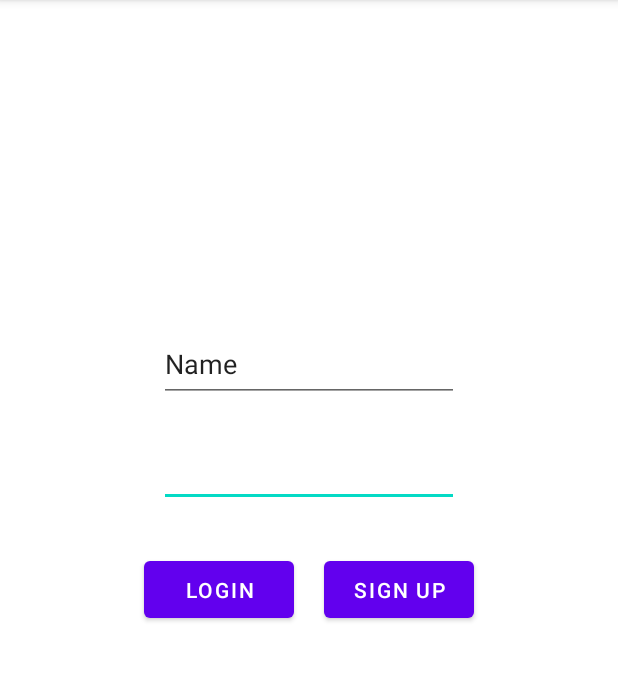
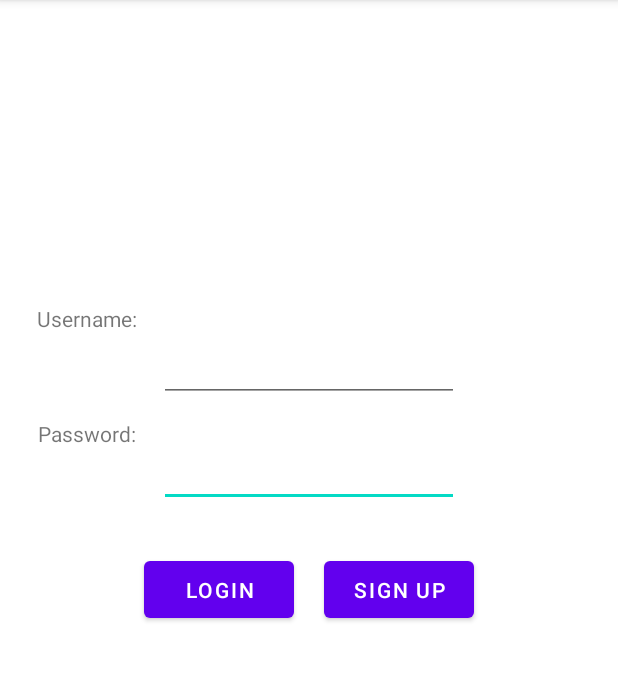
Before and after one commit to Vulth01/OPSC_POE, an Android app: the screen it shows after launch (ProfileActivity), on a phone screen of 412 x 824 dp, the part 84-765 px from its top. Run offline under Robolectric (Android 15) with nearby library versions, the phone set to English and light mode, and no system bars; our stand-ins replace Firebase (no records; nobody signed in at launch, a user with empty details on screens opened directly).

Commit message:
Update activity_profile.xml

```diff
--- a/app/src/main/res/layout/activity_profile.xml
+++ b/app/src/main/res/layout/activity_profile.xml
@@ -5,7 +5,6 @@
     android:layout_width="match_parent"
     android:layout_height="match_parent"
     tools:context=".ProfileActivity">
-
 
 
     <EditText
@@ -19,7 +18,8 @@
         android:visibility="visible"
         app:layout_constraintBottom_toBottomOf="parent"
         app:layout_constraintLeft_toLeftOf="parent"
-        app:layout_constraintRight_toRightOf="parent" />
+        app:layout_constraintRight_toRightOf="parent"
+        tools:ignore="SpeakableTextPresentCheck" />
 
     <EditText
         android:id="@+id/edtUsername"
@@ -27,13 +27,13 @@
         android:layout_height="50dp"
         android:ems="10"
         android:inputType="textPersonName"
-        android:text="Name"
         android:translationX="0dp"
         android:translationY="-500dp"
         android:visibility="visible"
         app:layout_constraintBottom_toBottomOf="parent"
         app:layout_constraintLeft_toLeftOf="parent"
-        app:layout_constraintRight_toRightOf="parent"/>
+        app:layout_constraintRight_toRightOf="parent"
+        tools:ignore="SpeakableTextPresentCheck" />
 
     <Button
         android:id="@+id/btnLogIn"
@@ -59,11 +59,32 @@
         app:layout_constraintLeft_toLeftOf="parent"
         app:layout_constraintRight_toRightOf="parent" />
 
+    <TextView
+        android:id="@+id/lblUsername"
+        android:layout_width="wrap_content"
+        android:layout_height="wrap_content"
+        android:text="Username: "
+        app:layout_constraintBottom_toBottomOf="parent"
+        app:layout_constraintEnd_toEndOf="parent"
+        app:layout_constraintHorizontal_bias="0.073"
+        app:layout_constraintStart_toStartOf="parent"
+        app:layout_constraintTop_toTopOf="parent"
+        app:layout_constraintVertical_bias="0.271" />
+
+    <TextView
+        android:id="@+id/lblPassword"
+        android:layout_width="wrap_content"
+        android:layout_height="wrap_content"
+        android:text="Password: "
+        app:layout_constraintBottom_toBottomOf="parent"
+        app:layout_constraintEnd_toEndOf="parent"
+        app:layout_constraintHorizontal_bias="0.073"
+        app:layout_constraintStart_toStartOf="parent"
+        app:layout_constraintTop_toTopOf="parent"
+        app:layout_constraintVertical_bias="0.373" />
 
 
-
-
-<!--    <ImageButton-->
+    <!--    <ImageButton-->
 <!--        android:id="@+id/btn_Home"-->
 <!--        android:layout_width="50dp"-->
 <!--        android:layout_height="50dp"-->
```
